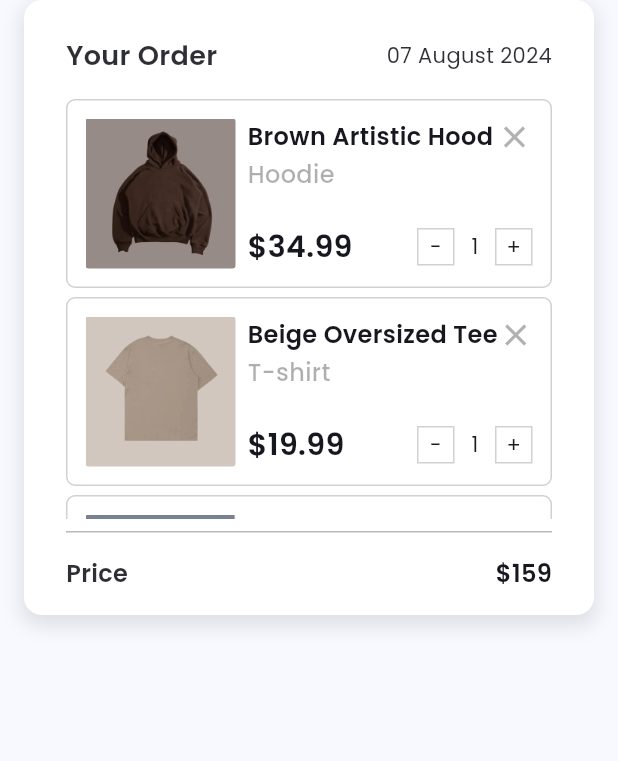
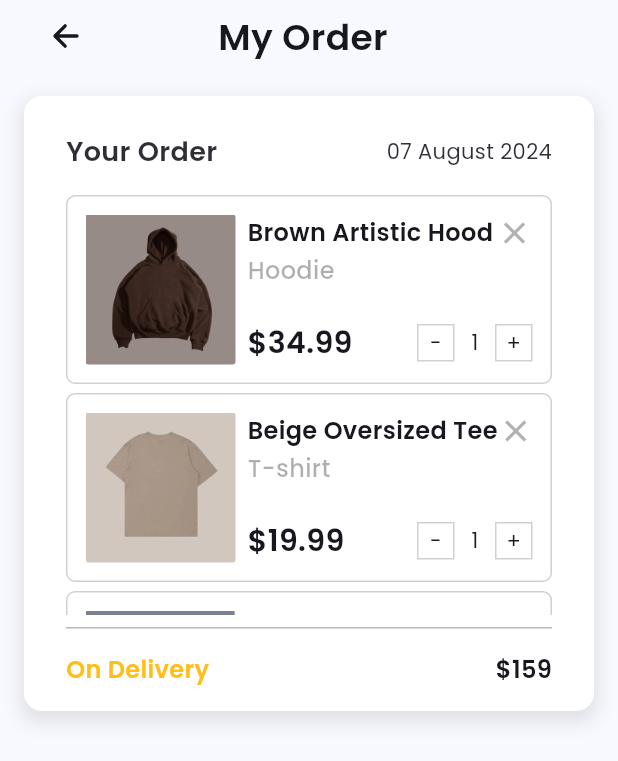
Before and after one commit to andytaftdev/Arcs, a Flutter app: the OrderPage screen opened directly, on a phone screen of 412 x 824 dp. Shown: the top 761 px of the screen. Run offline on Flutter 3.47's test engine with Material 3 defaults, Android fonts, the phone set to English and light mode, and no system bars; our stand-ins replace flutter_feather_icons, flutter_svg, google_fonts, ionicons, lottie.

Commit message:
second commit

```diff
--- a/lib/features/profile/order/order.dart
+++ b/lib/features/profile/order/order.dart
@@ -88,6 +88,36 @@ class _OrderPageState extends State<OrderPage> {
     return  Scaffold(
       body: ListView(
         children: [
+          Row(
+            mainAxisAlignment: MainAxisAlignment.spaceBetween,
+            children: [
+              Padding(
+                padding: EdgeInsets.only(left: 20),
+                child: IconButton(
+                  icon: Icon(Ionicons.arrow_back, color: Color(0xff17171f), size: 24,), // Ikon panah
+                  onPressed: () {
+                    Navigator.pop(context); // Navigasi kembali
+                  },
+                ),
+              ),
+              Text(
+                'My Order',
+                style: GoogleFonts.poppins(
+                  fontSize: 24,
+                  fontWeight: FontWeight.w600,
+                  color: const Color(0xff17171f),
+                ),
+              ),
+              Padding(
+                padding: EdgeInsets.only(right: 28),
+                child: IconButton(
+                    onPressed: (){},
+                    icon: Icon(FeatherIcons.heart, color: Color(0xff17171f).withOpacity(0), size: 24,)
+                ),
+              )
+            ],
+          ),
+          const SizedBox(height: 16),
           SizedBox(
             height: MediaQuery.of(context).size.height,
             child: ListView.separated(
@@ -339,11 +369,11 @@ class _OrderPageState extends State<OrderPage> {
                                             mainAxisAlignment: MainAxisAlignment.spaceBetween,
                                             children: [
                                               Text(
-                                                'Price',
+                                                'On Delivery',
                                                 style: GoogleFonts.poppins(
                                                   fontSize: 16,
                                                   fontWeight: FontWeight.w600,
-                                                  color: const Color(0xff17171f).withOpacity(0.90),
+                                                  color: const Color(0xffFFB700).withOpacity(0.90),
                                                 ),
                                               ),
                                               Text(
```
